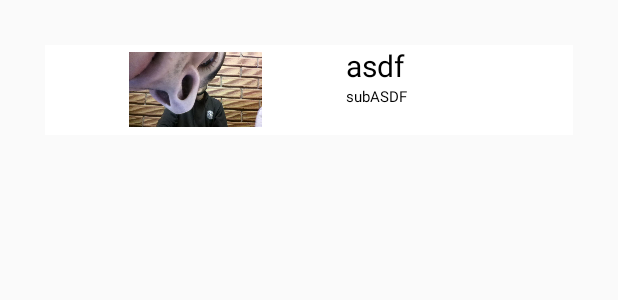
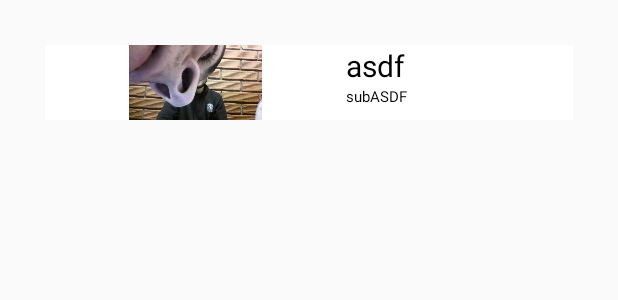
Before and after one commit to Alejolaya/Practica4, an Android app: the layout layaout_bars.xml on its own in the app's theme, with its tools: preview values and no code run, on a phone screen of 412 x 824 dp. Shown: the top 300 px of the screen. Run offline under Robolectric (Android 15) with nearby library versions, the phone set to English and light mode, and no system bars.

```diff
--- a/app/src/main/res/layout/layaout_bars.xml
+++ b/app/src/main/res/layout/layaout_bars.xml
@@ -2,7 +2,7 @@
 <LinearLayout xmlns:android="http://schemas.android.com/apk/res/android"
     android:orientation="horizontal"
     android:layout_width="match_parent"
-    android:layout_height="60dp"
+    android:layout_height="wrap_content"
     android:layout_margin="30dp"
     android:background="@color/white">
 
```
